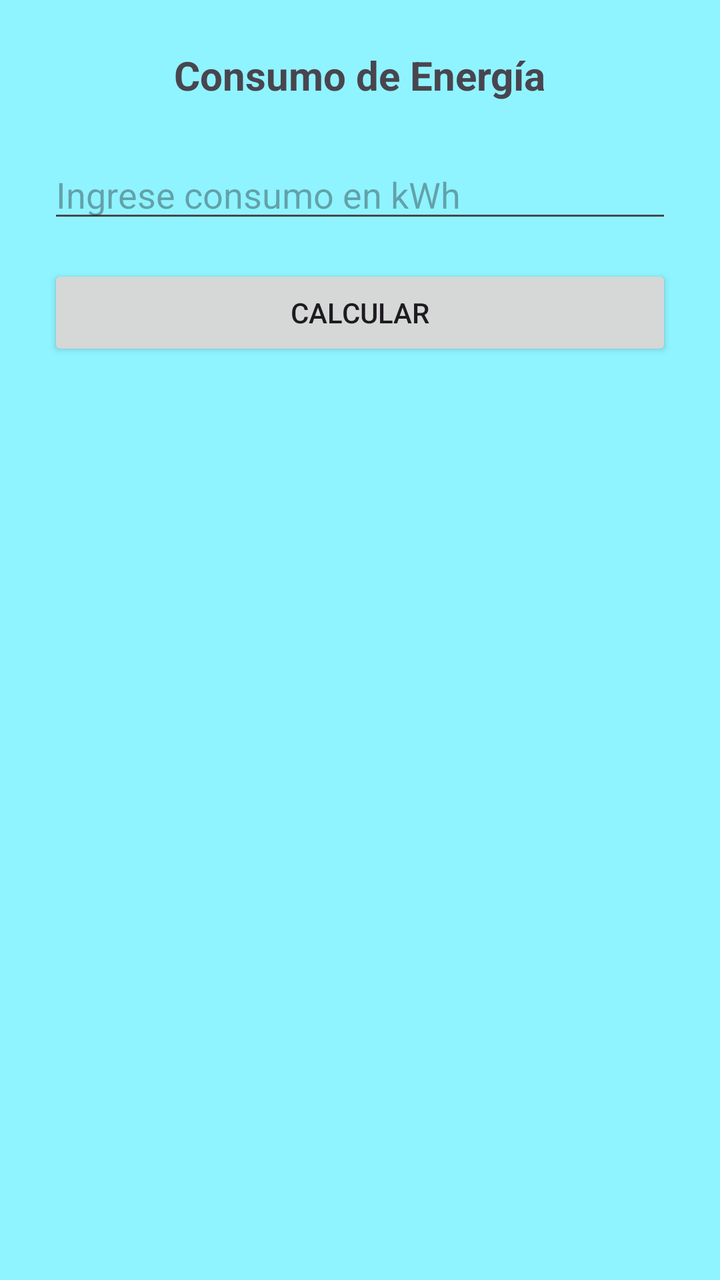
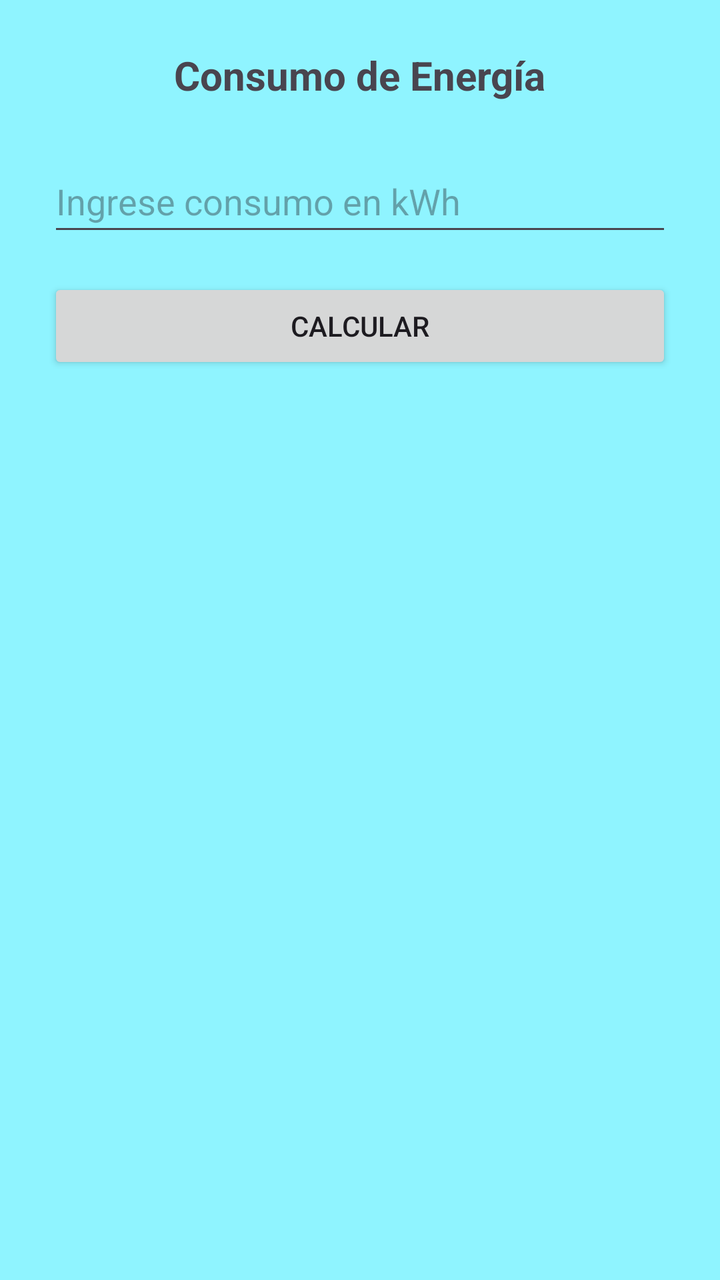

An Android layout rendered at two revisions. The XML below is the earlier revision; the diff shows what the commit changed to produce the second picture.
<!-- AndroidManifest.xml: application theme Theme.AppGrupo3 -->
<!-- res/layout/fragment_pregunta2.xml -->
<?xml version="1.0" encoding="utf-8"?>
<androidx.constraintlayout.widget.ConstraintLayout
    xmlns:android="http://schemas.android.com/apk/res/android"
    xmlns:app="http://schemas.android.com/apk/res-auto"
    xmlns:tools="http://schemas.android.com/tools"
    android:layout_width="match_parent"
    android:layout_height="match_parent"
    android:background="@color/cyan"
    android:padding="24dp"
    tools:context=".Pregunta2Fragment">

    <TextView
        android:id="@+id/tvTitulo"
        android:layout_width="wrap_content"
        android:layout_height="wrap_content"
        android:text="Consumo de Energía"
        android:textSize="20sp"
        android:textStyle="bold"
        app:layout_constraintEnd_toEndOf="parent"
        app:layout_constraintStart_toStartOf="parent"
        app:layout_constraintTop_toTopOf="parent" />

    <EditText
        android:id="@+id/etConsumo"
        android:layout_width="0dp"
        android:layout_height="wrap_content"
        android:layout_marginTop="24dp"
        android:hint="Ingrese consumo en kWh"
        android:inputType="numberDecimal"
        app:layout_constraintEnd_toEndOf="parent"
        app:layout_constraintStart_toStartOf="parent"
        app:layout_constraintTop_toBottomOf="@id/tvTitulo" />

    <Button
        android:id="@+id/btnCalcular"
        android:layout_width="0dp"
        android:layout_height="wrap_content"
        android:layout_marginTop="16dp"
        android:text="Calcular"
        app:layout_constraintEnd_toEndOf="parent"
        app:layout_constraintStart_toStartOf="parent"
        app:layout_constraintTop_toBottomOf="@id/etConsumo" />

    <TextView
        android:id="@+id/tvResultado"
        android:layout_width="0dp"
        android:layout_height="wrap_content"
        android:layout_marginTop="24dp"
        android:gravity="center"
        android:textSize="16sp"
        app:layout_constraintEnd_toEndOf="parent"
        app:layout_constraintStart_toStartOf="parent"
        app:layout_constraintTop_toBottomOf="@id/btnCalcular" />

</androidx.constraintlayout.widget.ConstraintLayout>
<!-- resources referenced by this layout -->
<resources>
  <color name="cyan">#FE8FF4FF</color>
  <style name="Theme.AppGrupo3" parent="Base.Theme.AppGrupo3" />
  <style name="Base.Theme.AppGrupo3" parent="Theme.Material3.DayNight.NoActionBar">
          
          
      </style>
</resources>

<!-- the commit's change to res/layout/fragment_pregunta2.xml (unified diff, before → after) -->
@@ -25,6 +25,7 @@
         android:layout_width="0dp"
         android:layout_height="wrap_content"
         android:layout_marginTop="24dp"
+        android:minHeight="48dp"
         android:hint="Ingrese consumo en kWh"
         android:inputType="numberDecimal"
         app:layout_constraintEnd_toEndOf="parent"
